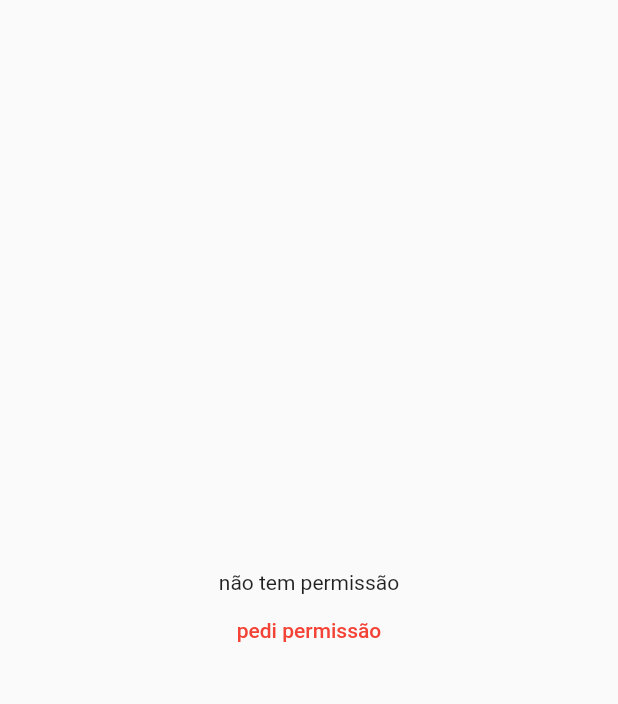
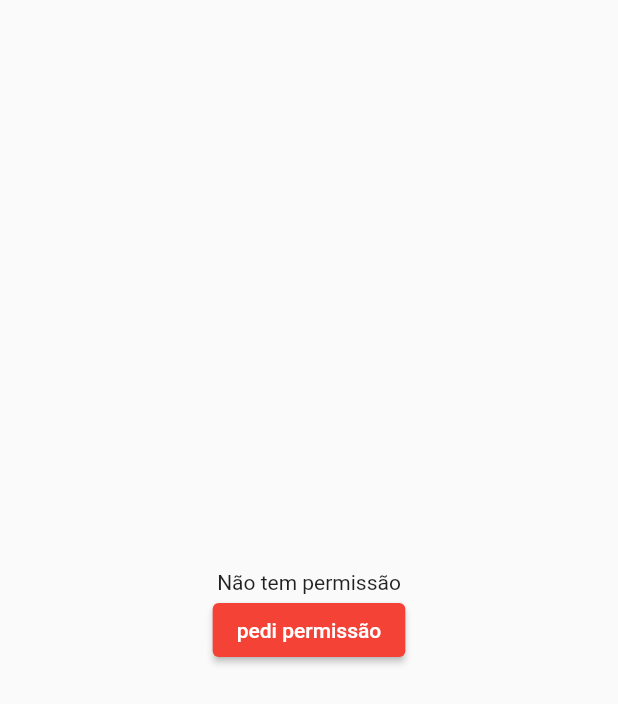
Before and after one commit to junioralvescosta/Weather-Forecast, a Flutter app: the screen it shows after launch, on a phone screen of 412 x 824 dp. Shown: the top 704 px of the screen. Run offline on Flutter 3.47's test engine with Material 2 defaults, Android fonts, the phone set to English and light mode, and no system bars; our stand-ins replace geolocator.

Commit message:
Refatoração da home

```diff
--- a/lib/home.dart
+++ b/lib/home.dart
@@ -9,7 +9,7 @@ class MyHomePage extends StatefulWidget {
 }
 
 class _MyHomePageState extends State<MyHomePage> {
-  bool permissao = false;
+  bool isPermitted = false;
 
   @override
   Widget build(BuildContext context) {
@@ -18,9 +18,29 @@ class _MyHomePageState extends State<MyHomePage> {
         child: Column(
           mainAxisSize: MainAxisSize.min,
           children: [
-            permissao ? Text('tem permissão') : Text('não tem permissão'),
-            if (!permissao)TextButton(
-              onPressed: () async {
+            _buildMostrarTextoPermissao(),
+            if (!isPermitted)
+              ElevatedButton(
+                onPressed: () {
+                  _pedirPermissao();
+                },
+                child: Text('pedi permissão'),
+              ),
+          ],
+        ),
+      ),
+    );
+  }
+
+  Widget _buildMostrarTextoPermissao() {
+    if (isPermitted) {
+      return Text('Tem permissão');
+    }
+
+    return Text('Não tem permissão');
+  }
+
+  _pedirPermissao() async {
     bool serviceEnabled;
     LocationPermission permission;
 
@@ -43,14 +63,7 @@ class _MyHomePageState extends State<MyHomePage> {
     }
 
     setState(() {
-                  permissao = true;
+      isPermitted = true;
     });
-              },
-              child: Text('pedi permissão'),
-            ),
-          ],
-        ),
-      ),
-    );
   }
 }
```
Lines whose indentation alone changed are shown as unchanged.
